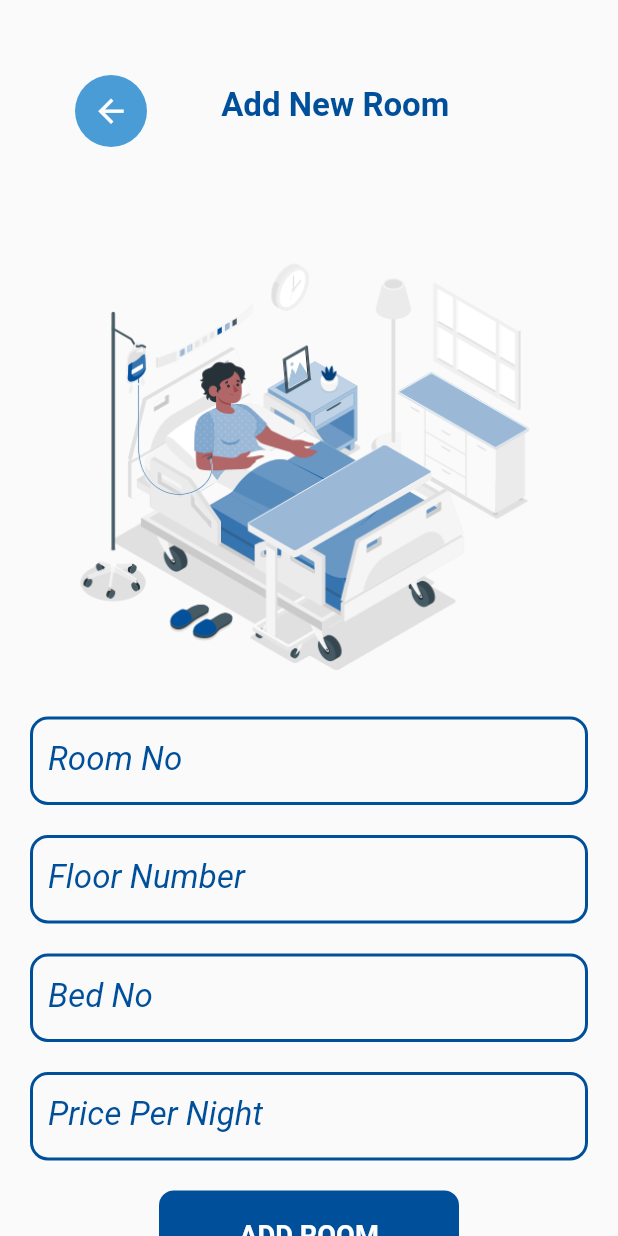
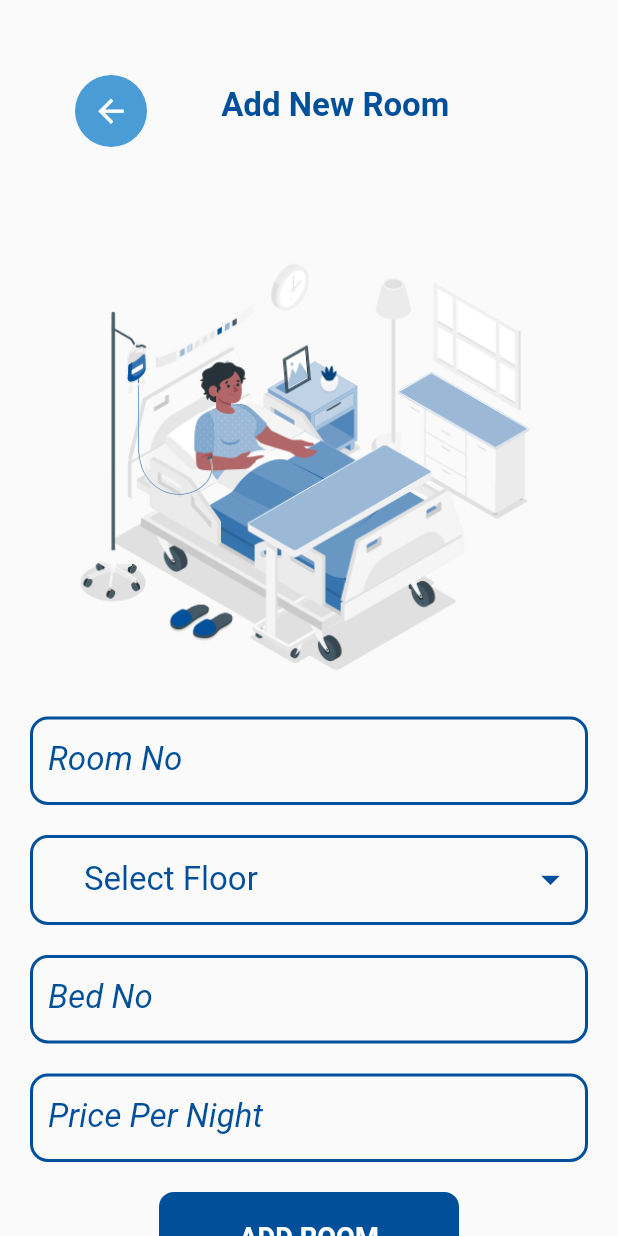
Before and after one commit to abdoelfky/TeleDoctor, a Flutter app: the AddNewRoomsScreen screen opened directly, on a phone screen of 412 x 824 dp. Run offline on Flutter 3.47's test engine with Material 2 defaults, Android fonts, the phone set to English and light mode, and no system bars; our stand-ins replace bloc, cloud_firestore, dropdown_button2, firebase_auth, firebase_core, flutter_bloc and 6 more; accounts and stored records are empty; Roboto replaces fonts that are missing (Laila).

Commit message:
last commit #1

```diff
--- a/lib/modules/admin_modules/add_new_room_screen.dart
+++ b/lib/modules/admin_modules/add_new_room_screen.dart
@@ -9,7 +9,10 @@ import 'package:teledoctor/shared/component/components.dart';
 import 'package:teledoctor/shared/constants/constants.dart';
 
 class AddNewRoomsScreen extends StatelessWidget {
-
+  final List<String> floors = [
+    '1',
+    '2',
+  ];
   var formKey = GlobalKey<FormState>();
 
   @override
@@ -98,7 +101,7 @@ class AddNewRoomsScreen extends StatelessWidget {
                     Padding(
                       padding: const EdgeInsets.only(left: 20, right: 20),
                       child: defaultFormFeild1(
-                          inputType: TextInputType.text,
+                          inputType: TextInputType.number,
                           validatorText: 'Rome Number must not be empty',
                           controller: roomNoController, labelText: 'Room No'),
                     ),
@@ -107,11 +110,76 @@ class AddNewRoomsScreen extends StatelessWidget {
                     Padding(
                       padding:
                       const EdgeInsets.only(left: 20, right: 20, top: 20),
-                      child: defaultFormFeild1(
-                          inputType: TextInputType.text,
-                          validatorText: 'Floor number must not be empty',
-                          controller: floorNumberController,
-                          labelText: 'Floor Number'),
+                      child:DropdownButtonFormField2(
+                        focusColor: primaryColor,
+                        decoration: InputDecoration(
+                          enabledBorder: OutlineInputBorder(
+                            borderRadius: BorderRadius.circular(12.0),
+                            borderSide: BorderSide(
+                              color: primaryColor,
+                              width: 2,
+                            ),
+                          ),
+                          focusedBorder: OutlineInputBorder(
+                            borderRadius: BorderRadius.circular(12.0),
+                            borderSide: BorderSide(
+                              color: primaryColor,
+                              width: 3,
+                            ),
+                          ),
+                          //Add isDense true and zero Padding.
+                          //Add Horizontal padding using buttonPadding and Vertical padding by increasing buttonHeight instead of add Padding here so that The whole TextField Button become clickable, and also the dropdown menu open under The whole TextField Button.
+                          isDense: true,
+                          contentPadding: EdgeInsets.zero,
+                          border: OutlineInputBorder(
+                            borderRadius: BorderRadius.circular(15),
+                          ),
+                          //Add more decoration as you want here
+                          //Add label If you want but add hint outside the decoration to be aligned in the button perfectly.
+                        ),
+                        isExpanded: true,
+                        hint: Text(
+                          'Select Floor',
+                          style: TextStyle(
+                            fontSize: 22,
+                            color: primaryColor,
+                          ),
+                        ),
+                        icon: Icon(
+                          Icons.arrow_drop_down,
+                          color: primaryColor,
+                        ),
+                        iconSize: 30,
+                        buttonHeight: 60,
+                        buttonPadding:
+                        const EdgeInsets.only(left: 20, right: 10),
+                        dropdownDecoration: BoxDecoration(
+                          borderRadius: BorderRadius.circular(15),
+                        ),
+                        items: floors
+                            .map((item) => DropdownMenuItem<String>(
+                          value: '${item}',
+                          child: Text(
+                            'Floor Number ${item}',
+                            style: TextStyle(
+                                fontSize: 20, color: primaryColor),
+                          ),
+                        ))
+                            .toList(),
+                        validator: (value) {
+                          if (value == null) {
+                            return 'Please select Floor';
+                          }
+                        },
+                        onChanged: (value) {
+                          cubit.changeSelectedRoom(
+                              floorSelectedVal: value.toString());
+                          floorNumberController.text=value.toString();
+                          // floorSelectedValue=value.toString();
+                        },
+                        onSaved: (value) {},
+                      ),
+
                     ),
 
 
--- a/lib/modules/admin_modules/add_patient_screen.dart
+++ b/lib/modules/admin_modules/add_patient_screen.dart
@@ -468,7 +468,7 @@ class AddNewPatientScreen extends StatelessWidget {
                                     selectedNurseUID: selectNurseController.text.trim(),
                                     gender: selectGenderController.text.trim(),
                                     id: patientIdController.text.trim(),
-                                    registeredDate:DateTime.now(),
+                                    registeredDate:DateTime.now().toString(),
                                     newPatient:patientIdController.text.trim()
 
                                 );
--- a/lib/modules/admin_modules/home_screen.dart
+++ b/lib/modules/admin_modules/home_screen.dart
@@ -106,6 +106,7 @@ Widget HomeScreenItem(size,logoName,text,context,screen,AppCubit cubit)=>InkWell
     navigateTo(context,screen);
     cubit.getAllUsers();
     cubit.getAllRooms();
+    cubit.getAllPatients();
 
   },
   child:   Container(
```
Also changed, not shown: lib/cubit/app_cubit.dart (+15 -14 lines), lib/modules/admin_modules/full_rooms_screen.dart (+119 -149 lines).
